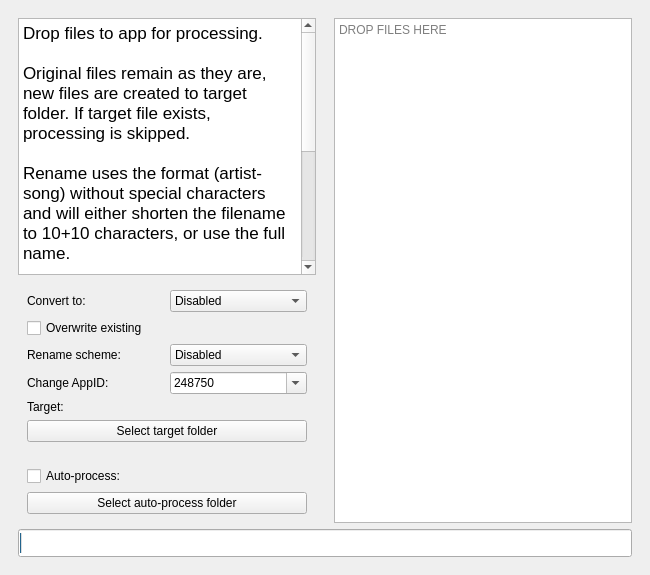
Old version of the form src/rocksmithconvert/mainwindow.ui in the repository glebb/rocksmithconvert.
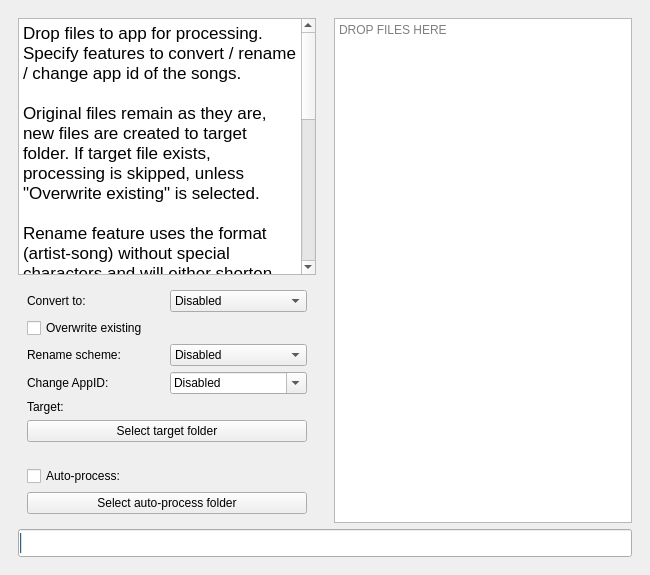
New version of the form. Custom widgets are drawn as their Qt base class.

Commit message: New default app id

```diff
--- a/src/rocksmithconvert/mainwindow.ui
+++ b/src/rocksmithconvert/mainwindow.ui
@@ -129,16 +129,16 @@
            </property>
            <property name="html">
             <string>&lt;!DOCTYPE HTML PUBLIC &quot;-//W3C//DTD HTML 4.0//EN&quot; &quot;http://www.w3.org/TR/REC-html40/strict.dtd&quot;&gt;
-&lt;html&gt;&lt;head&gt;&lt;meta name=&quot;qrichtext&quot; content=&quot;1&quot; /&gt;&lt;style type=&quot;text/css&quot;&gt;
+&lt;html&gt;&lt;head&gt;&lt;meta name=&quot;qrichtext&quot; content=&quot;1&quot; /&gt;&lt;meta charset=&quot;utf-8&quot; /&gt;&lt;style type=&quot;text/css&quot;&gt;
 p, li { white-space: pre-wrap; }
 &lt;/style&gt;&lt;/head&gt;&lt;body style=&quot; font-family:'.AppleSystemUIFont'; font-size:13pt; font-weight:400; font-style:normal;&quot;&gt;
-&lt;p style=&quot; margin-top:0px; margin-bottom:0px; margin-left:0px; margin-right:0px; -qt-block-indent:0; text-indent:0px;&quot;&gt;Drop files to app for processing.&lt;/p&gt;
+&lt;p style=&quot; margin-top:0px; margin-bottom:0px; margin-left:0px; margin-right:0px; -qt-block-indent:0; text-indent:0px;&quot;&gt;Drop files to app for processing. Specify features to convert / rename / change app id of the songs.&lt;/p&gt;
 &lt;p style=&quot;-qt-paragraph-type:empty; margin-top:0px; margin-bottom:0px; margin-left:0px; margin-right:0px; -qt-block-indent:0; text-indent:0px;&quot;&gt;&lt;br /&gt;&lt;/p&gt;
-&lt;p style=&quot; margin-top:0px; margin-bottom:0px; margin-left:0px; margin-right:0px; -qt-block-indent:0; text-indent:0px;&quot;&gt;Original files remain as they are, new files are created to target folder. If target file exists, processing is skipped.&lt;/p&gt;
+&lt;p style=&quot; margin-top:0px; margin-bottom:0px; margin-left:0px; margin-right:0px; -qt-block-indent:0; text-indent:0px;&quot;&gt;Original files remain as they are, new files are created to target folder. If target file exists, processing is skipped, unless &amp;quot;Overwrite existing&amp;quot; is selected.&lt;/p&gt;
 &lt;p style=&quot;-qt-paragraph-type:empty; margin-top:0px; margin-bottom:0px; margin-left:0px; margin-right:0px; -qt-block-indent:0; text-indent:0px;&quot;&gt;&lt;br /&gt;&lt;/p&gt;
-&lt;p style=&quot; margin-top:0px; margin-bottom:0px; margin-left:0px; margin-right:0px; -qt-block-indent:0; text-indent:0px;&quot;&gt;Rename uses the format (artist-song) without special characters and will either shorten the filename to 10+10 characters, or use the full name.&lt;/p&gt;
+&lt;p style=&quot; margin-top:0px; margin-bottom:0px; margin-left:0px; margin-right:0px; -qt-block-indent:0; text-indent:0px;&quot;&gt;Rename feature uses the format (artist-song) without special characters and will either shorten the filename to 10+10 characters, or use the full name for the new files. This is completely optional and you can keep the original filenames as well.&lt;/p&gt;
 &lt;p style=&quot;-qt-paragraph-type:empty; margin-top:0px; margin-bottom:0px; margin-left:0px; margin-right:0px; -qt-block-indent:0; text-indent:0px;&quot;&gt;&lt;br /&gt;&lt;/p&gt;
-&lt;p style=&quot; margin-top:0px; margin-bottom:0px; margin-left:0px; margin-right:0px; -qt-block-indent:0; text-indent:0px;&quot;&gt;To change cdlc app ID, set the desired app ID. If option is disabled, app ID is untouched.&lt;/p&gt;
+&lt;p style=&quot; margin-top:0px; margin-bottom:0px; margin-left:0px; margin-right:0px; -qt-block-indent:0; text-indent:0px;&quot;&gt;To change cdlc app ID, set the desired app ID. If option is disabled, app ID is untouched. App id needs to be changed, if you don't own cherub rock ODLC. In that case, the default value 221680 should work.&lt;/p&gt;
 &lt;p style=&quot;-qt-paragraph-type:empty; margin-top:0px; margin-bottom:0px; margin-left:0px; margin-right:0px; -qt-block-indent:0; text-indent:0px;&quot;&gt;&lt;br /&gt;&lt;/p&gt;
 &lt;p style=&quot; margin-top:0px; margin-bottom:0px; margin-left:0px; margin-right:0px; -qt-block-indent:0; text-indent:0px;&quot;&gt;With auto-processing enabled, the app will check specified folder periodically and execute processing without further user interaction when new files are found. &lt;/p&gt;
 &lt;p style=&quot;-qt-paragraph-type:empty; margin-top:0px; margin-bottom:0px; margin-left:0px; margin-right:0px; -qt-block-indent:0; text-indent:0px;&quot;&gt;&lt;br /&gt;&lt;/p&gt;
@@ -206,7 +206,7 @@
                <bool>true</bool>
               </property>
               <property name="currentIndex">
-               <number>1</number>
+               <number>0</number>
               </property>
               <item>
                <property name="text">
@@ -215,7 +215,7 @@
               </item>
               <item>
                <property name="text">
-                <string>248750</string>
+                <string>221680</string>
                </property>
               </item>
              </widget>
```
The commit also changes 5 other files.
